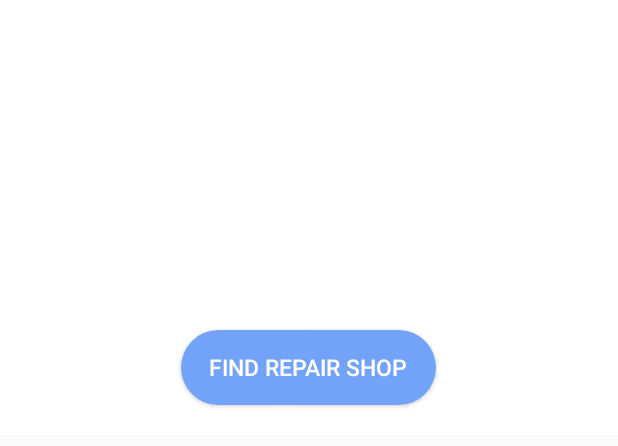
After one commit to ChoiysApple/Calert, an Android app: the layout popup_window.xml on its own in the app's theme, with its tools: preview values and no code run, on a phone screen of 412 x 824 dp. The commit adds this screen. Shown: the top 446 px of the screen. Run offline under Robolectric (Android 15) with nearby library versions, the light colour scheme and no system bars.

Commit message:
Implement popup window

```diff
--- /dev/null
+++ b/Carlet/app/src/main/res/layout/popup_window.xml
@@ -0,0 +1,47 @@
+<?xml version="1.0" encoding="utf-8"?>
+<LinearLayout xmlns:android="http://schemas.android.com/apk/res/android"
+    android:layout_width="match_parent"
+    android:layout_height="wrap_content"
+    android:orientation="vertical"
+    android:layout_weight="1"
+    android:background="#ffffffff" >
+
+
+    <LinearLayout
+        android:layout_width="match_parent"
+        android:layout_height="wrap_content"
+        android:orientation="horizontal" >
+        <ImageView
+            android:id="@+id/logo"
+            android:layout_width="200dp"
+            android:layout_height="100dp"
+            android:layout_weight="1" />
+        <TextView
+            android:id="@+id/name"
+            android:layout_width="match_parent"
+            android:layout_height="100dp"
+            android:layout_weight="1"
+            android:textStyle="bold"
+            android:textSize="30sp"
+            android:gravity="center_horizontal|center" />
+    </LinearLayout>
+
+    <TextView
+        android:id="@+id/desc"
+        android:layout_width="match_parent"
+        android:layout_height="120dp"
+        android:textSize="20sp"
+        android:paddingLeft="20dp"
+        android:paddingRight="20dp"/>
+
+    <Button
+        android:id="@+id/btn_Map"
+        android:layout_width="170dp"
+        android:layout_height="50dp"
+        android:layout_gravity="center"
+        android:layout_marginBottom="20dp"
+        android:background="@drawable/search_button_shape"
+        android:textColor="@android:color/white"
+        android:textSize="15sp"
+        android:text="Find Repair Shop" />
+</LinearLayout>
```
Also changed, not shown: Carlet/app/build.gradle (+5 -5 lines), Carlet/app/src/main/java/com/choiysapple/carlet/BrowseFragment.java (+41 -6 lines).
